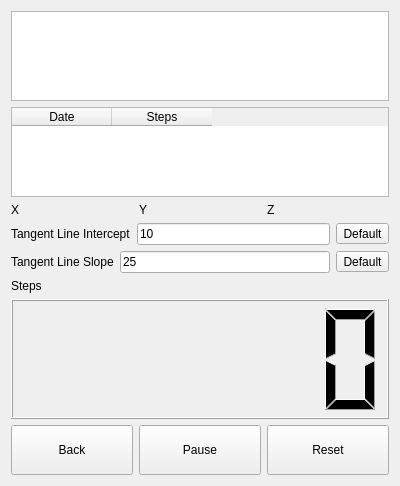
This is dlgsteps.ui in ic005k/Knot-Legacy as Qt 5 draws it before an edit. The edited form follows.
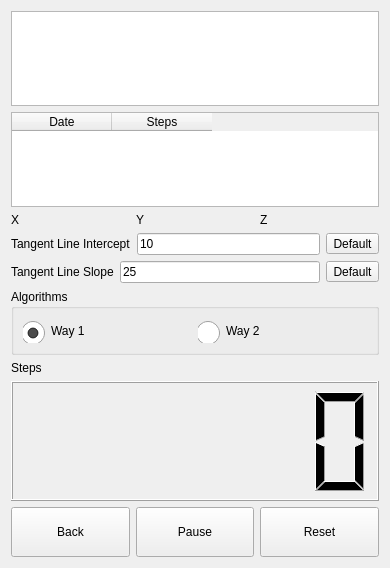
This is the edited form. Icons and pictures are not drawn.

Patch:
```diff
--- a/dlgsteps.ui
+++ b/dlgsteps.ui
@@ -6,102 +6,30 @@
    <rect>
     <x>0</x>
     <y>0</y>
-    <width>400</width>
-    <height>486</height>
+    <width>390</width>
+    <height>568</height>
    </rect>
   </property>
   <property name="windowTitle">
    <string>Dialog</string>
   </property>
-  <layout class="QGridLayout" name="gridLayout">
-   <item row="7" column="0">
-    <layout class="QHBoxLayout" name="horizontalLayout">
-     <item>
-      <widget class="QToolButton" name="btnBack">
-       <property name="sizePolicy">
-        <sizepolicy hsizetype="Preferred" vsizetype="Fixed">
-         <horstretch>0</horstretch>
-         <verstretch>0</verstretch>
-        </sizepolicy>
-       </property>
-       <property name="minimumSize">
-        <size>
-         <width>0</width>
-         <height>50</height>
-        </size>
-       </property>
-       <property name="text">
-        <string>Back</string>
-       </property>
-      </widget>
-     </item>
-     <item>
-      <widget class="QToolButton" name="btnPause">
-       <property name="sizePolicy">
-        <sizepolicy hsizetype="Preferred" vsizetype="Fixed">
-         <horstretch>0</horstretch>
-         <verstretch>0</verstretch>
-        </sizepolicy>
-       </property>
-       <property name="minimumSize">
-        <size>
-         <width>0</width>
-         <height>50</height>
-        </size>
-       </property>
-       <property name="text">
-        <string>Pause</string>
-       </property>
-      </widget>
-     </item>
-     <item>
-      <widget class="QToolButton" name="btnReset">
-       <property name="sizePolicy">
-        <sizepolicy hsizetype="Preferred" vsizetype="Fixed">
-         <horstretch>0</horstretch>
-         <verstretch>0</verstretch>
-        </sizepolicy>
-       </property>
-       <property name="minimumSize">
-        <size>
-         <width>0</width>
-         <height>50</height>
-        </size>
-       </property>
-       <property name="text">
-        <string>Reset</string>
-       </property>
-      </widget>
-     </item>
-    </layout>
-   </item>
+  <layout class="QGridLayout" name="gridLayout_2">
    <item row="0" column="0">
     <widget class="QTextEdit" name="textEdit"/>
    </item>
-   <item row="3" column="0">
-    <layout class="QHBoxLayout" name="horizontalLayout_2">
-     <item>
-      <widget class="QLabel" name="label">
-       <property name="text">
-        <string>Tangent Line Intercept</string>
-       </property>
-      </widget>
-     </item>
-     <item>
-      <widget class="QLineEdit" name="editTangentLineIntercept">
-       <property name="text">
-        <string>10</string>
-       </property>
-      </widget>
-     </item>
-     <item>
-      <widget class="QToolButton" name="btnDefaultIntercept">
-       <property name="text">
-        <string>Default</string>
-       </property>
-      </widget>
-     </item>
-    </layout>
+   <item row="1" column="0">
+    <widget class="QTableWidget" name="tableWidget">
+     <column>
+      <property name="text">
+       <string>Date</string>
+      </property>
+     </column>
+     <column>
+      <property name="text">
+       <string>Steps</string>
+      </property>
+     </column>
+    </widget>
    </item>
    <item row="2" column="0">
     <layout class="QHBoxLayout" name="horizontalLayout_5">
@@ -128,30 +56,153 @@
      </item>
     </layout>
    </item>
+   <item row="3" column="0">
+    <widget class="QFrame" name="frameWay1">
+     <property name="frameShape">
+      <enum>QFrame::NoFrame</enum>
+     </property>
+     <property name="frameShadow">
+      <enum>QFrame::Raised</enum>
+     </property>
+     <layout class="QGridLayout" name="gridLayout">
+      <property name="leftMargin">
+       <number>0</number>
+      </property>
+      <property name="topMargin">
+       <number>0</number>
+      </property>
+      <property name="rightMargin">
+       <number>0</number>
+      </property>
+      <property name="bottomMargin">
+       <number>0</number>
+      </property>
+      <item row="0" column="0">
+       <layout class="QHBoxLayout" name="horizontalLayout_2">
+        <item>
+         <widget class="QLabel" name="lblInter">
+          <property name="text">
+           <string>Tangent Line Intercept</string>
+          </property>
+         </widget>
+        </item>
+        <item>
+         <widget class="QLineEdit" name="editTangentLineIntercept">
+          <property name="text">
+           <string>10</string>
+          </property>
+         </widget>
+        </item>
+        <item>
+         <widget class="QToolButton" name="btnDefaultIntercept">
+          <property name="text">
+           <string>Default</string>
+          </property>
+         </widget>
+        </item>
+       </layout>
+      </item>
+      <item row="1" column="0">
+       <layout class="QHBoxLayout" name="horizontalLayout_4">
+        <item>
+         <widget class="QLabel" name="lblSlope">
+          <property name="text">
+           <string>Tangent Line Slope</string>
+          </property>
+         </widget>
+        </item>
+        <item>
+         <widget class="QLineEdit" name="editTangentLineSlope">
+          <property name="text">
+           <string>25</string>
+          </property>
+         </widget>
+        </item>
+        <item>
+         <widget class="QToolButton" name="btnDefaultSlope">
+          <property name="text">
+           <string>Default</string>
+          </property>
+         </widget>
+        </item>
+       </layout>
+      </item>
+     </layout>
+    </widget>
+   </item>
    <item row="4" column="0">
-    <layout class="QHBoxLayout" name="horizontalLayout_4">
-     <item>
-      <widget class="QLabel" name="label_3">
-       <property name="text">
-        <string>Tangent Line Slope</string>
-       </property>
-      </widget>
-     </item>
-     <item>
-      <widget class="QLineEdit" name="editTangentLineSlope">
-       <property name="text">
-        <string>25</string>
-       </property>
-      </widget>
-     </item>
-     <item>
-      <widget class="QToolButton" name="btnDefaultSlope">
-       <property name="text">
-        <string>Default</string>
-       </property>
-      </widget>
-     </item>
-    </layout>
+    <widget class="QGroupBox" name="groupBox">
+     <property name="title">
+      <string>Algorithms</string>
+     </property>
+     <layout class="QHBoxLayout" name="horizontalLayout_3">
+      <item>
+       <widget class="QRadioButton" name="rbAlg1">
+        <property name="styleSheet">
+         <string notr="true">QRadioButton::indicator {
+    width: 25px;
+    height: 25px;
+    /*image: url(:/src/sel.png);*/
+    
+    position: relative;
+    left: 0px;
+    right: 3px;
+    top: 2px;
+    bottom:4px;
+}
+
+QRadioButton::indicator:unchecked {
+    image: url(:/src/nosel.png);
+}
+
+QRadioButton::indicator:checked {
+    image: url(:/src/sel.png);
+}
+
+
+</string>
+        </property>
+        <property name="text">
+         <string>Way 1</string>
+        </property>
+        <property name="checked">
+         <bool>true</bool>
+        </property>
+       </widget>
+      </item>
+      <item>
+       <widget class="QRadioButton" name="rbAlg2">
+        <property name="styleSheet">
+         <string notr="true">QRadioButton::indicator {
+    width: 25px;
+    height: 25px;
+    /*image: url(:/src/sel.png);*/
+    
+    position: relative;
+    left: 0px;
+    right: 3px;
+    top: 2px;
+    bottom:4px;
+}
+
+QRadioButton::indicator:unchecked {
+    image: url(:/src/nosel.png);
+}
+
+QRadioButton::indicator:checked {
+    image: url(:/src/sel.png);
+}
+
+
+</string>
+        </property>
+        <property name="text">
+         <string>Way 2</string>
+        </property>
+       </widget>
+      </item>
+     </layout>
+    </widget>
    </item>
    <item row="5" column="0">
     <widget class="QLabel" name="lblSteps">
@@ -173,19 +224,66 @@
      </property>
     </widget>
    </item>
-   <item row="1" column="0">
-    <widget class="QTableWidget" name="tableWidget">
-     <column>
-      <property name="text">
-       <string>Date</string>
-      </property>
-     </column>
-     <column>
-      <property name="text">
-       <string>Steps</string>
-      </property>
-     </column>
-    </widget>
+   <item row="7" column="0">
+    <layout class="QHBoxLayout" name="horizontalLayout">
+     <item>
+      <widget class="QToolButton" name="btnBack">
+       <property name="sizePolicy">
+        <sizepolicy hsizetype="Preferred" vsizetype="Fixed">
+         <horstretch>0</horstretch>
+         <verstretch>0</verstretch>
+        </sizepolicy>
+       </property>
+       <property name="minimumSize">
+        <size>
+         <width>0</width>
+         <height>50</height>
+        </size>
+       </property>
+       <property name="text">
+        <string>Back</string>
+       </property>
+      </widget>
+     </item>
+     <item>
+      <widget class="QToolButton" name="btnPause">
+       <property name="sizePolicy">
+        <sizepolicy hsizetype="Preferred" vsizetype="Fixed">
+         <horstretch>0</horstretch>
+         <verstretch>0</verstretch>
+        </sizepolicy>
+       </property>
+       <property name="minimumSize">
+        <size>
+         <width>0</width>
+         <height>50</height>
+        </size>
+       </property>
+       <property name="text">
+        <string>Pause</string>
+       </property>
+      </widget>
+     </item>
+     <item>
+      <widget class="QToolButton" name="btnReset">
+       <property name="sizePolicy">
+        <sizepolicy hsizetype="Preferred" vsizetype="Fixed">
+         <horstretch>0</horstretch>
+         <verstretch>0</verstretch>
+        </sizepolicy>
+       </property>
+       <property name="minimumSize">
+        <size>
+         <width>0</width>
+         <height>50</height>
+        </size>
+       </property>
+       <property name="text">
+        <string>Reset</string>
+       </property>
+      </widget>
+     </item>
+    </layout>
    </item>
   </layout>
  </widget>
```
